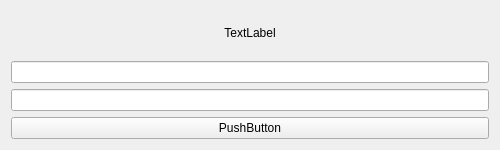
This is changepassword.ui in ecsanchesjr/ProjetoSeguran-a as Qt 5 draws it before an edit. The edited form follows.
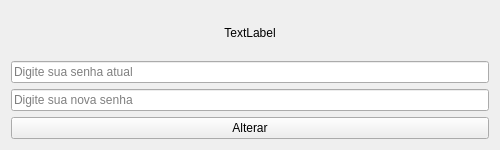
This is the edited form.

Patch:
```diff
--- a/changepassword.ui
+++ b/changepassword.ui
@@ -39,6 +39,13 @@
      </property>
     </widget>
    </item>
+   <item>
+    <widget class="QLineEdit" name="lineEdit">
+     <property name="placeholderText">
+      <string>Digite sua senha atual</string>
+     </property>
+    </widget>
+   </item>
    <item>
     <widget class="QLineEdit" name="lineEdit_2">
      <property name="sizePolicy">
@@ -47,15 +54,15 @@
        <verstretch>0</verstretch>
       </sizepolicy>
      </property>
+     <property name="placeholderText">
+      <string>Digite sua nova senha</string>
+     </property>
     </widget>
    </item>
-   <item>
-    <widget class="QLineEdit" name="lineEdit"/>
-   </item>
    <item>
     <widget class="QPushButton" name="pushButton">
      <property name="text">
-      <string>PushButton</string>
+      <string>Alterar</string>
      </property>
     </widget>
    </item>
```
